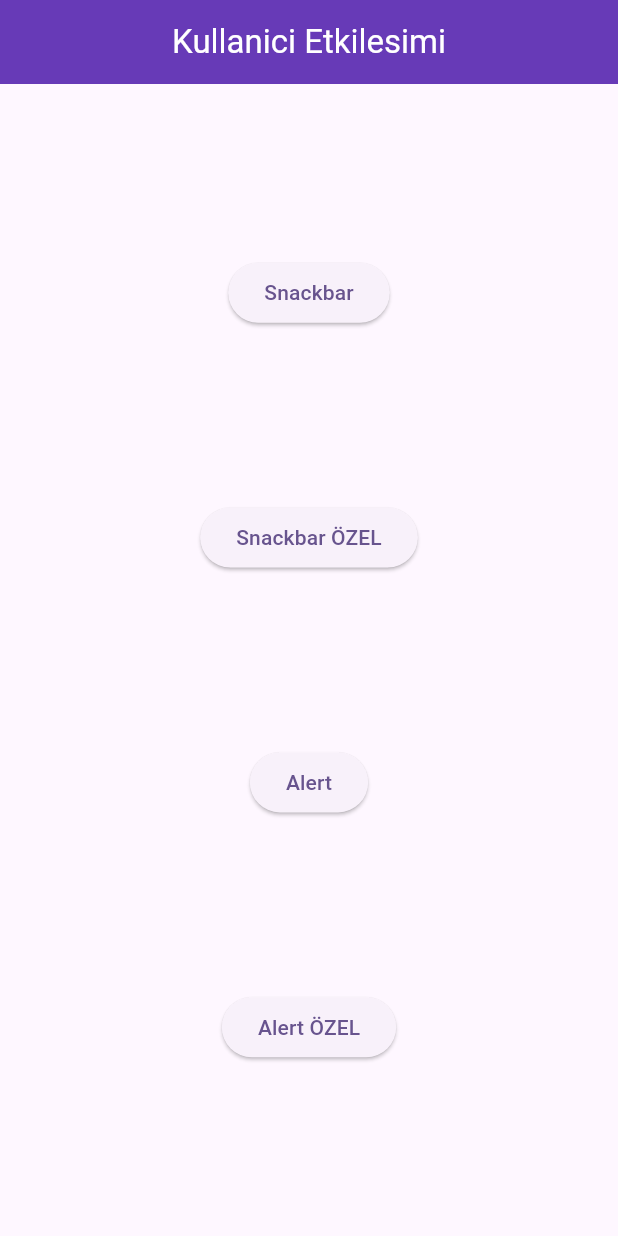
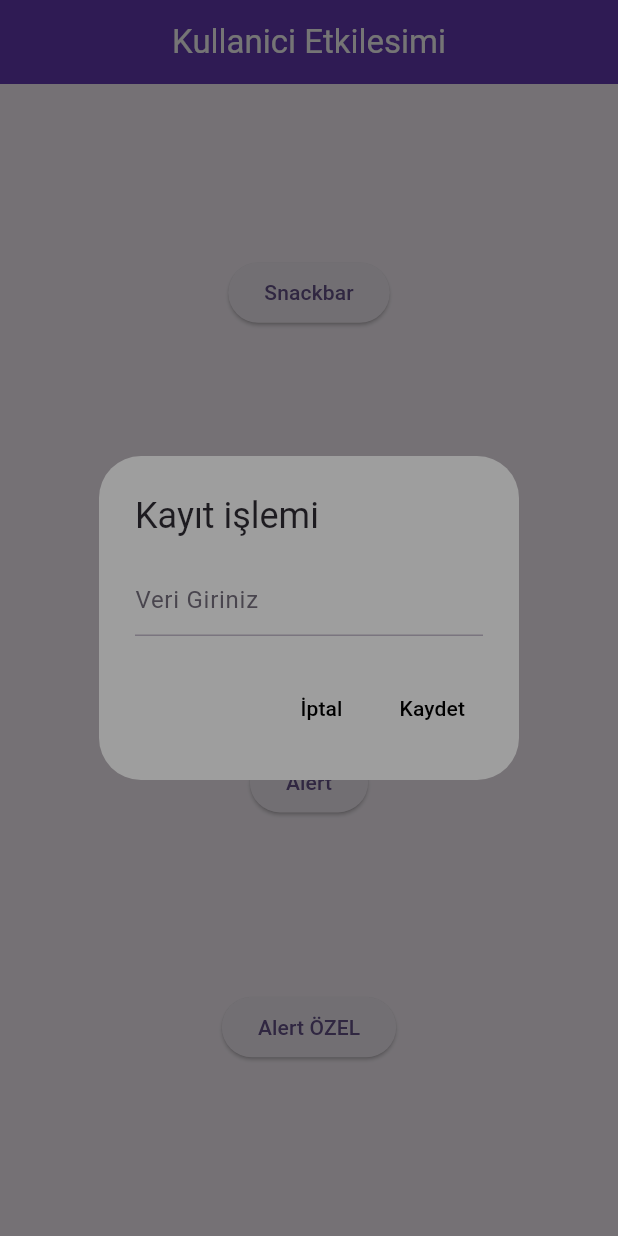
Before and after one commit to theplayernumberzero/Flutter_State_Kullanimi, a Flutter app: the screen it shows after launch, after a tap on "Alert ÖZEL", on a phone screen of 412 x 824 dp. Run offline on Flutter 3.47's test engine with Material 3 defaults, Android fonts, the phone set to English and light mode, and no system bars.

Commit message:
snackbar ve alert

```diff
--- a/lib/kullanici_etkilesimi/kullanici_etkilesimi_sayfa.dart
+++ b/lib/kullanici_etkilesimi/kullanici_etkilesimi_sayfa.dart
@@ -8,6 +8,8 @@ class KullaniciEtkilesimiSayfa extends StatefulWidget {
 }
 
 class _KullaniciEtkilesimiSayfaState extends State<KullaniciEtkilesimiSayfa> {
+  //TextField için
+  var tfControl = TextEditingController();
   @override
   Widget build(BuildContext context) {
     return Scaffold(
@@ -20,16 +22,75 @@ class _KullaniciEtkilesimiSayfaState extends State<KullaniciEtkilesimiSayfa> {
           child: Column(mainAxisAlignment: MainAxisAlignment.spaceEvenly,
             children: [
               ElevatedButton(onPressed: (){
-
+                ScaffoldMessenger.of(context).showSnackBar(
+                  SnackBar(
+                      content: const Text("Silmek ister misiniz ?"),
+                      action: SnackBarAction(label: "Evet", onPressed: (){
+                        ScaffoldMessenger.of(context).showSnackBar(SnackBar(content: const Text("Silindi")));
+                      }
+                      ,),
+                )
+                );
               }, child: const Text("Snackbar")),
               ElevatedButton(onPressed: (){
-
+                ScaffoldMessenger.of(context).showSnackBar(
+                    SnackBar(
+                      content: const Text("Silmek ister misiniz ?", style: TextStyle(color: Colors.indigoAccent),),
+                      backgroundColor: Colors.white30,
+                      action: SnackBarAction(label: "Evet", textColor: Colors.red, onPressed: (){
+                        ScaffoldMessenger.of(context).showSnackBar(
+                            const SnackBar(
+                                content: Text("Silindi", style: TextStyle(color: Colors.red)),
+                                backgroundColor: Colors.white30,
+                            ));
+                      }
+                        ,),
+                    )
+                );
               }, child: const Text("Snackbar ÖZEL")),
               ElevatedButton(onPressed: (){
-
+                showDialog(
+                    context: context,
+                    builder: (BuildContext context){
+                      return  AlertDialog(
+                        title: const Text("Baslık"),
+                        content: const Text("İçerik"),
+                        actions: [
+                          TextButton(onPressed: (){
+                            print("İptal Seçildi..");
+                            Navigator.pop(context); //geri tuşu işlemi. Ekranda boş bir yere dokunma ile aynı işlevi görür.
+                          }, child: const Text("İptal")),
+                          TextButton(onPressed: (){
+                            print("Tamam Seçildi..");
+                            Navigator.pop(context); //geri tuşu işlemi. Ekranda boş bir yere dokunma ile aynı işlevi görür.
+                          }, child: const Text("Tamam"))
+                        ],
+                      );
+                    }
+                );
               }, child: const Text("Alert")),
               ElevatedButton(onPressed: (){
-
+                showDialog(
+                    context: context,
+                    builder: (BuildContext context){
+                      return  AlertDialog(
+                        title: const Text("Kayıt işlemi"),
+                        content: TextField(controller: tfControl, decoration: const InputDecoration(hintText: "Veri Giriniz"),),
+                        backgroundColor: Colors.grey,
+                        actions: [
+                          TextButton(onPressed: (){
+                            print("İptal Seçildi..");
+                            Navigator.pop(context); //geri tuşu işlemi. Ekranda boş bir yere dokunma ile aynı işlevi görür.
+                          }, child: const Text("İptal", style: TextStyle(color: Colors.black),)),
+                          TextButton(onPressed: (){
+                            print("Alinan veri: ${tfControl.text}");
+                            Navigator.pop(context); //geri tuşu işlemi. Ekranda boş bir yere dokunma ile aynı işlevi görür.
+                            tfControl.text = ""; //okuma işleminden sonra textField içini temizleme
+                          }, child: const Text("Kaydet", style: TextStyle(color: Colors.black),))
+                        ],
+                      );
+                    }
+                );
               }, child: const Text("Alert ÖZEL")),
             ],
           )),
```
